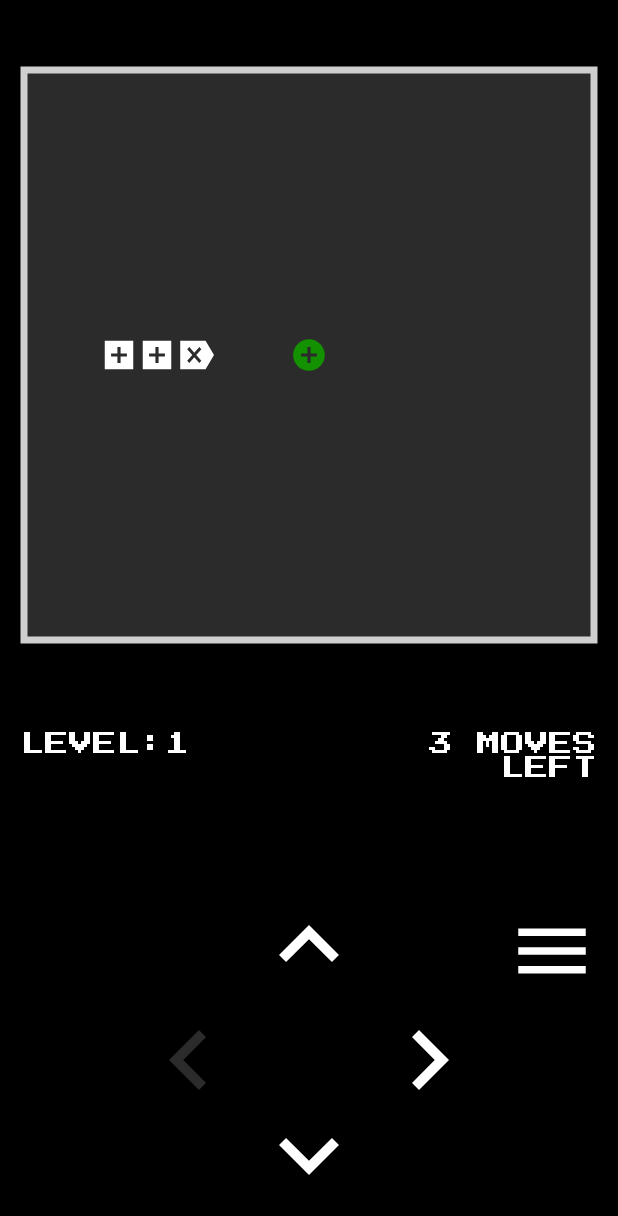
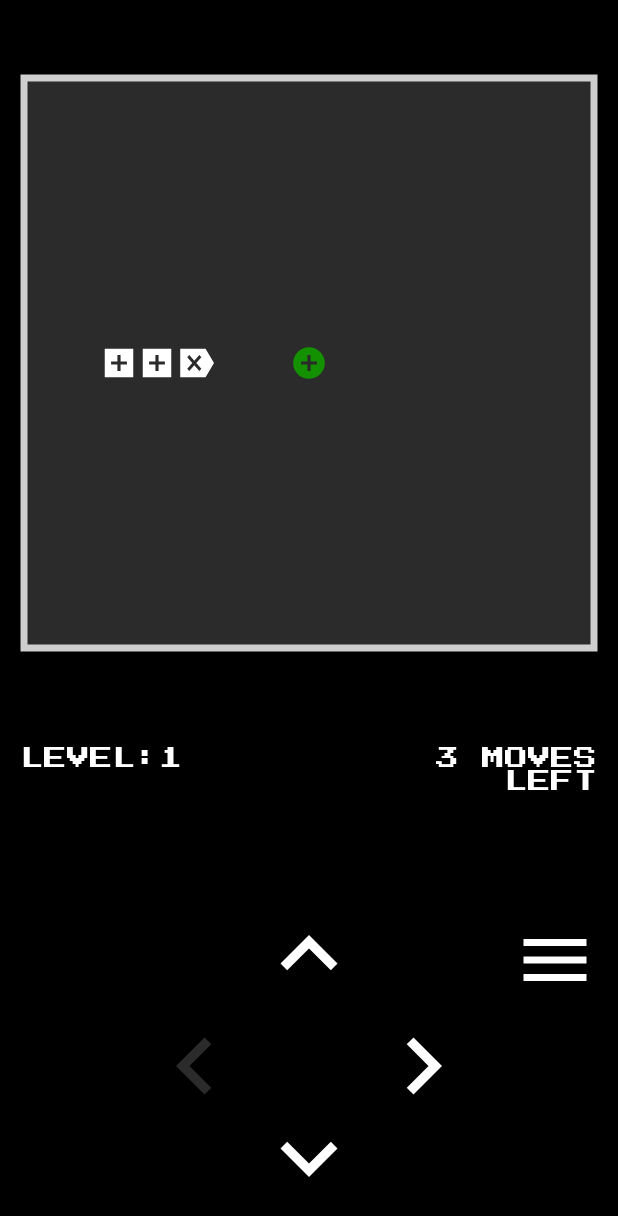
Before and after one commit to nijatismayilzada/different-snake-game, an Android app: the GameActivity screen opened directly, with no data from a screen before it, on a phone screen of 412 x 824 dp. Shown: the top 1216 px of the screen. Run offline under Robolectric (Android 15) with nearby library versions, the phone set to English and light mode, and no system bars; our stand-ins replace AdMob; 1 statement that could not run was skipped.

Commit message:
minor refactoring

```diff
--- a/app/src/main/java/com/thepot/differentsnakegame/Board.java
+++ b/app/src/main/java/com/thepot/differentsnakegame/Board.java
@@ -8,6 +8,8 @@ import android.widget.TextView;
 import androidx.appcompat.app.AppCompatActivity;
 import androidx.core.content.res.ResourcesCompat;
 
+import com.thepot.differentsnakegame.clicklistener.gamebuttons.LoadSaveOCL;
+import com.thepot.differentsnakegame.clicklistener.gamebuttons.MenuButtonOCL;
 import com.thepot.differentsnakegame.repository.CellRepository;
 import com.thepot.differentsnakegame.repository.DatabaseDetails;
 import com.thepot.differentsnakegame.repository.LevelRepository;
@@ -70,9 +72,11 @@ public class Board {
         snakeService = new SnakeService(appCompatActivity, cageService, levelService, this, new SaveRunnable(this));
         borderService = new BorderService(appCompatActivity, cageService, levelService);
         AdsService adsService = new AdsService(activity, this);
-        buttonService = new ButtonService(activity, cageService, snakeService, levelService, this, adsService);
-        showSaveRunnable = new ShowSaveRunnable(buttonService);
-        hideSaveRunnable = new HideSaveRunnable(buttonService);
+        new MenuButtonOCL(activity);
+        LoadSaveOCL loadSaveOCL = new LoadSaveOCL(activity, this, adsService, levelService);
+        showSaveRunnable = new ShowSaveRunnable(loadSaveOCL);
+        hideSaveRunnable = new HideSaveRunnable(loadSaveOCL);
+        buttonService = new ButtonService(activity, cageService, snakeService, levelService);
     }
 
     public void clearAndDraw() {
--- a/app/src/main/java/com/thepot/differentsnakegame/clicklistener/AdsOICL.java
+++ /dev/null
@@ -1,14 +0,0 @@
-package com.thepot.differentsnakegame.clicklistener;
-
-import com.google.android.gms.ads.initialization.InitializationStatus;
-import com.google.android.gms.ads.initialization.OnInitializationCompleteListener;
-
-public class AdsOICL implements OnInitializationCompleteListener {
-
-    public AdsOICL() {
-    }
-
-    @Override
-    public void onInitializationComplete(InitializationStatus initializationStatus) {
-    }
-}
--- a/app/src/main/java/com/thepot/differentsnakegame/clicklistener/gamebuttons/LoadSaveOCL.java
+++ b/app/src/main/java/com/thepot/differentsnakegame/clicklistener/gamebuttons/LoadSaveOCL.java
@@ -2,17 +2,41 @@ package com.thepot.differentsnakegame.clicklistener.gamebuttons;
 
 import android.view.View;
 import android.view.View.OnClickListener;
+import android.widget.ImageButton;
+
+import androidx.appcompat.app.AppCompatActivity;
 
 import com.thepot.differentsnakegame.Board;
+import com.thepot.differentsnakegame.R;
 import com.thepot.differentsnakegame.service.AdsService;
+import com.thepot.differentsnakegame.service.LevelService;
+
+import static android.view.View.GONE;
+import static android.view.View.VISIBLE;
 
 public class LoadSaveOCL implements OnClickListener {
     private Board board;
     private AdsService adsService;
+    private ImageButton loadSaveButton;
 
-    public LoadSaveOCL(Board board, AdsService adsService) {
+    public LoadSaveOCL(AppCompatActivity activity, Board board, AdsService adsService, LevelService levelService) {
         this.board = board;
         this.adsService = adsService;
+        loadSaveButton = activity.findViewById(R.id.loadSave);
+        loadSaveButton.setOnClickListener(this);
+        showLoadSaveButton(levelService.gameSaveExists());
+    }
+
+    private void showLoadSaveButton(boolean show) {
+        if (show) {
+            loadSaveButton.setVisibility(VISIBLE);
+        } else {
+            loadSaveButton.setVisibility(GONE);
+        }
+    }
+
+    public void clickableLoadSaveButton(boolean show) {
+        loadSaveButton.setClickable(show);
     }
 
     @Override
--- a/app/src/main/java/com/thepot/differentsnakegame/clicklistener/gamebuttons/MenuButtonOCL.java
+++ b/app/src/main/java/com/thepot/differentsnakegame/clicklistener/gamebuttons/MenuButtonOCL.java
@@ -6,6 +6,7 @@ import android.view.View;
 import androidx.appcompat.app.AppCompatActivity;
 
 import com.thepot.differentsnakegame.MainActivity;
+import com.thepot.differentsnakegame.R;
 
 public class MenuButtonOCL implements View.OnClickListener {
 
@@ -13,6 +14,7 @@ public class MenuButtonOCL implements View.OnClickListener {
 
     public MenuButtonOCL(final AppCompatActivity activity) {
         this.activity = activity;
+        this.activity.findViewById(R.id.menu).setOnClickListener(this);
     }
 
 
--- a/app/src/main/java/com/thepot/differentsnakegame/runnable/HideSaveRunnable.java
+++ b/app/src/main/java/com/thepot/differentsnakegame/runnable/HideSaveRunnable.java
@@ -1,16 +1,16 @@
 package com.thepot.differentsnakegame.runnable;
 
-import com.thepot.differentsnakegame.service.ButtonService;
+import com.thepot.differentsnakegame.clicklistener.gamebuttons.LoadSaveOCL;
 
 public class HideSaveRunnable implements Runnable {
-    private ButtonService buttonService;
+    private LoadSaveOCL loadSaveOCL;
 
-    public HideSaveRunnable(ButtonService buttonService) {
-        this.buttonService = buttonService;
+    public HideSaveRunnable(LoadSaveOCL loadSaveOCL) {
+        this.loadSaveOCL = loadSaveOCL;
     }
 
     @Override
     public void run() {
-        buttonService.clickableLoadSaveButton(false);
+        loadSaveOCL.clickableLoadSaveButton(false);
     }
 }
--- a/app/src/main/java/com/thepot/differentsnakegame/runnable/ShowSaveRunnable.java
+++ b/app/src/main/java/com/thepot/differentsnakegame/runnable/ShowSaveRunnable.java
@@ -1,16 +1,16 @@
 package com.thepot.differentsnakegame.runnable;
 
-import com.thepot.differentsnakegame.service.ButtonService;
+import com.thepot.differentsnakegame.clicklistener.gamebuttons.LoadSaveOCL;
 
 public class ShowSaveRunnable implements Runnable {
-    private ButtonService buttonService;
+    private LoadSaveOCL loadSaveOCL;
 
-    public ShowSaveRunnable(ButtonService buttonService) {
-        this.buttonService = buttonService;
+    public ShowSaveRunnable(LoadSaveOCL loadSaveOCL) {
+        this.loadSaveOCL = loadSaveOCL;
     }
 
     @Override
     public void run() {
-        buttonService.clickableLoadSaveButton(true);
+        loadSaveOCL.clickableLoadSaveButton(true);
     }
 }
--- a/app/src/main/java/com/thepot/differentsnakegame/service/AdsService.java
+++ b/app/src/main/java/com/thepot/differentsnakegame/service/AdsService.java
@@ -7,10 +7,11 @@ import com.google.android.gms.ads.AdView;
 import com.google.android.gms.ads.InterstitialAd;
 import com.google.android.gms.ads.MobileAds;
 import com.google.android.gms.ads.RequestConfiguration;
+import com.google.android.gms.ads.initialization.InitializationStatus;
+import com.google.android.gms.ads.initialization.OnInitializationCompleteListener;
 import com.thepot.differentsnakegame.Board;
 import com.thepot.differentsnakegame.R;
 import com.thepot.differentsnakegame.clicklistener.AdL;
-import com.thepot.differentsnakegame.clicklistener.AdsOICL;
 
 import static java.util.Collections.singletonList;
 
@@ -49,3 +50,13 @@ public class AdsService {
     }
 
 }
+
+
+class AdsOICL implements OnInitializationCompleteListener {
+    AdsOICL() {
+    }
+
+    @Override
+    public void onInitializationComplete(InitializationStatus initializationStatus) {
+    }
+}
--- a/app/src/main/java/com/thepot/differentsnakegame/service/ButtonService.java
+++ b/app/src/main/java/com/thepot/differentsnakegame/service/ButtonService.java
@@ -6,18 +6,14 @@ import android.widget.TextView;
 
 import androidx.appcompat.app.AppCompatActivity;
 
-import com.thepot.differentsnakegame.Board;
 import com.thepot.differentsnakegame.R;
 import com.thepot.differentsnakegame.clicklistener.gamebuttons.DownButtonOCL;
 import com.thepot.differentsnakegame.clicklistener.gamebuttons.LeftButtonOCL;
-import com.thepot.differentsnakegame.clicklistener.gamebuttons.LoadSaveOCL;
-import com.thepot.differentsnakegame.clicklistener.gamebuttons.MenuButtonOCL;
 import com.thepot.differentsnakegame.clicklistener.gamebuttons.RightButtonOCL;
 import com.thepot.differentsnakegame.clicklistener.gamebuttons.UpButtonOCL;
 import com.thepot.differentsnakegame.model.Cell;
 import com.thepot.differentsnakegame.model.CellType;
 
-import static android.view.View.GONE;
 import static android.view.View.VISIBLE;
 import static com.thepot.differentsnakegame.model.CellType.EMPTY;
 import static com.thepot.differentsnakegame.model.CellType.OBSTACLE;
@@ -30,7 +26,6 @@ public class ButtonService {
     private ImageButton downButton;
     private ImageButton leftButton;
     private ImageButton rightButton;
-    private ImageButton loadSaveButton;
     private TextView gameState;
 
     private CageService cageService;
@@ -38,7 +33,7 @@ public class ButtonService {
     private LevelService levelService;
     private AppCompatActivity activity;
 
-    public ButtonService(AppCompatActivity activity, CageService cageService, SnakeService snakeService, LevelService levelService, Board board, AdsService adsService) {
+    public ButtonService(AppCompatActivity activity, CageService cageService, SnakeService snakeService, LevelService levelService) {
         this.cageService = cageService;
         this.snakeService = snakeService;
         this.levelService = levelService;
@@ -52,27 +47,8 @@ public class ButtonService {
         leftButton.setOnClickListener(new LeftButtonOCL(snakeService));
         rightButton = activity.findViewById(R.id.rightButton);
         rightButton.setOnClickListener(new RightButtonOCL(snakeService));
-        loadSaveButton = activity.findViewById(R.id.loadSave);
-        loadSaveButton.setOnClickListener(new LoadSaveOCL(board, adsService));
-        showLoadSaveButton(levelService.gameSaveExists());
-
-
-        activity.findViewById(R.id.menu).setOnClickListener(new MenuButtonOCL(activity));
         gameState = activity.findViewById(R.id.gameStateText);
         gameState.setVisibility(View.INVISIBLE);
-    }
-
-
-    public void showLoadSaveButton(boolean show) {
-        if (show) {
-            loadSaveButton.setVisibility(VISIBLE);
-        } else {
-            loadSaveButton.setVisibility(GONE);
-        }
-    }
-
-    public void clickableLoadSaveButton(boolean show) {
-        loadSaveButton.setClickable(show);
     }
 
     public void updateButtons() {
--- a/app/src/main/res/values/dimens.xml
+++ b/app/src/main/res/values/dimens.xml
@@ -1,11 +1,11 @@
 <?xml version="1.0" encoding="utf-8"?>
 <resources>
-    <dimen name="button">80dp</dimen>
-    <dimen name="buttonSmall">60dp</dimen>
+    <dimen name="button">76dp</dimen>
+    <dimen name="buttonSmall">56dp</dimen>
     <dimen name="margin">30dp</dimen>
     <dimen name="marginBigSides">50dp</dimen>
     <dimen name="marginMini">14dp</dimen>
     <dimen name="bannerHeight">50dp</dimen>
-    <dimen name="smallText">16sp</dimen>
+    <dimen name="smallText">15sp</dimen>
     <dimen name="mainMenuText">32sp</dimen>
 </resources>
```
